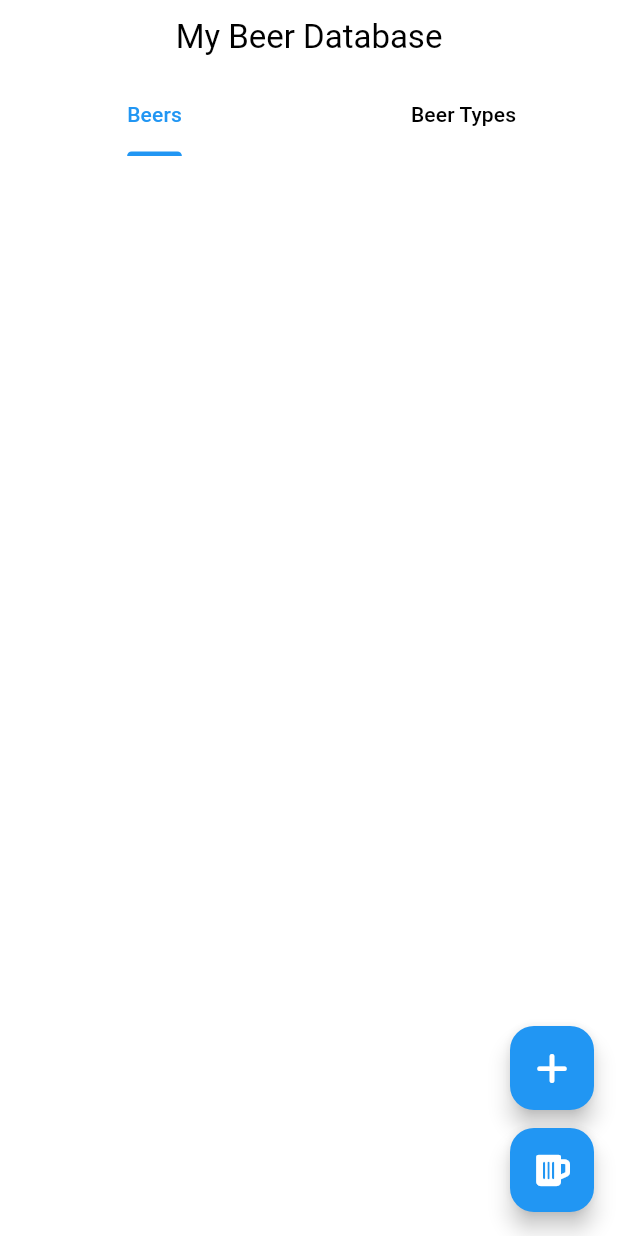
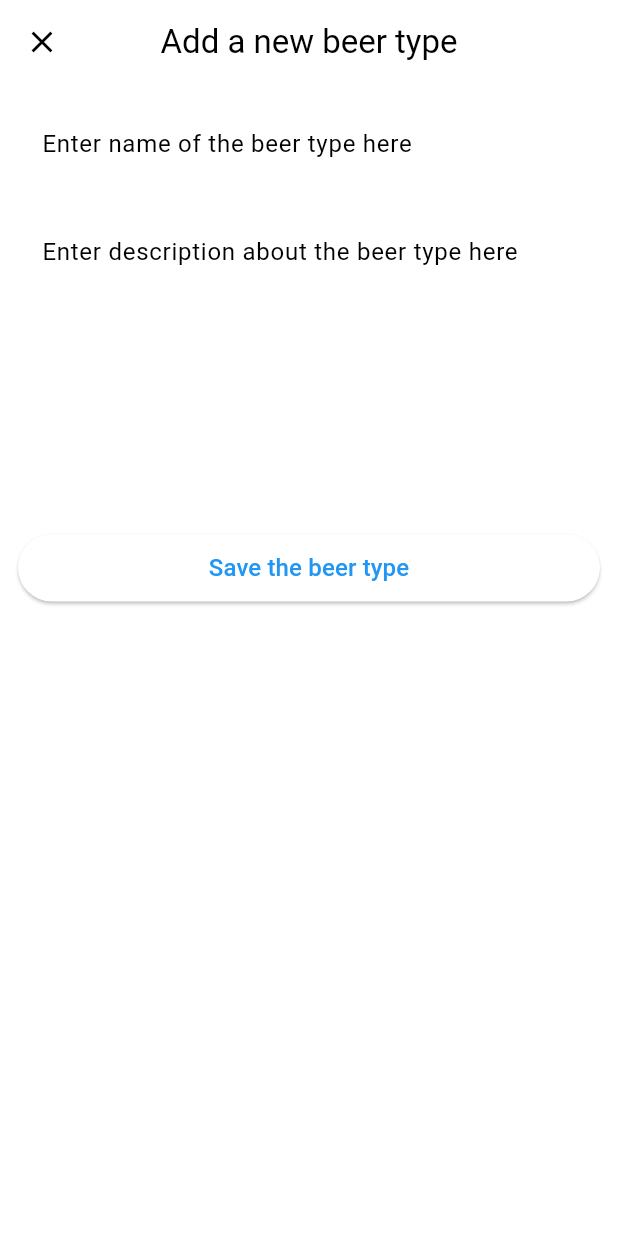
Before and after one commit to up1/workshop-flutter-app, a Flutter app: the screen it shows after launch, after a tap on an icon or button, on a phone screen of 412 x 824 dp. Run offline on Flutter 3.47's test engine with Material 3 defaults, Android fonts, the phone set to English and light mode, and no system bars; our stand-ins replace cached_network_image, font_awesome_flutter, shared_preferences, sqflite; accounts and stored records are empty.

Commit message:
Create type of beer

```diff
--- a/mybeer/lib/data/database_data.dart
+++ b/mybeer/lib/data/database_data.dart
@@ -64,7 +64,7 @@ class DatabaseService {
     );
   }
 
-  Future<void> insertDog(Beer beer) async {
+  Future<void> insertBeer(Beer beer) async {
     final db = await _databaseService.database;
     await db.insert(
       'beers',
--- /dev/null
+++ b/mybeer/lib/screen/beer_type_form_screen.dart
@@ -0,0 +1,72 @@
+import 'package:flutter/material.dart';
+import 'package:mybeer/data/database_data.dart';
+import 'package:mybeer/model/beer_type.dart';
+
+class BeerTypeFormScreen extends StatefulWidget {
+  const BeerTypeFormScreen({Key? key}) : super(key: key);
+
+  @override
+  BeerTypeFormScreenState createState() => BeerTypeFormScreenState();
+}
+
+class BeerTypeFormScreenState extends State<BeerTypeFormScreen> {
+  final TextEditingController _nameController = TextEditingController();
+  final TextEditingController _descController = TextEditingController();
+
+  final DatabaseService _databaseService = DatabaseService();
+
+  Future<void> onSave() async {
+    final name = _nameController.text;
+    final description = _descController.text;
+
+    await _databaseService.insertBeerType(
+      BeerType(name: name, description: description),
+    );
+
+    if (mounted) {
+      Navigator.of(context).pop();
+    }
+  }
+
+  @override
+  Widget build(BuildContext context) {
+    return Scaffold(
+      appBar: AppBar(title: Text('Add a new beer type'), centerTitle: true),
+      body: Padding(
+        padding: const EdgeInsets.all(12.0),
+        child: Column(
+          crossAxisAlignment: CrossAxisAlignment.stretch,
+          children: [
+            TextField(
+              controller: _nameController,
+              decoration: InputDecoration(
+                border: OutlineInputBorder(),
+                hintText: 'Enter name of the beer type here',
+              ),
+            ),
+            SizedBox(height: 16.0),
+            TextField(
+              controller: _descController,
+              maxLines: 7,
+              decoration: InputDecoration(
+                border: OutlineInputBorder(),
+                hintText: 'Enter description about the beer type here',
+              ),
+            ),
+            SizedBox(height: 16.0),
+            SizedBox(
+              height: 45.0,
+              child: ElevatedButton(
+                onPressed: onSave,
+                child: Text(
+                  'Save the beer type',
+                  style: TextStyle(fontSize: 16.0),
+                ),
+              ),
+            ),
+          ],
+        ),
+      ),
+    );
+  }
+}
--- a/mybeer/lib/screen/home_screen.dart
+++ b/mybeer/lib/screen/home_screen.dart
@@ -3,6 +3,7 @@ import 'package:font_awesome_flutter/font_awesome_flutter.dart';
 import 'package:mybeer/data/database_data.dart';
 import 'package:mybeer/model/beer.dart';
 import 'package:mybeer/model/beer_type.dart';
+import 'package:mybeer/screen/beer_type_form_screen.dart';
 import 'package:mybeer/widget/beer_builder_widget.dart';
 import 'package:mybeer/widget/beer_type_builder_widget.dart';
 
@@ -78,14 +79,14 @@ class HomeScreenState extends State<HomeScreen> {
           children: [
             FloatingActionButton(
               onPressed: () {
-                // Navigator.of(context)
-                //     .push(
-                //       MaterialPageRoute(
-                //         builder: (_) => BeerTypeFormPage(),
-                //         fullscreenDialog: true,
-                //       ),
-                //     )
-                //     .then((_) => setState(() {}));
+                Navigator.of(context)
+                    .push(
+                      MaterialPageRoute(
+                        builder: (_) => BeerTypeFormScreen(),
+                        fullscreenDialog: true,
+                      ),
+                    )
+                    .then((_) => setState(() {}));
               },
               heroTag: 'addBeerType',
               child: FaIcon(FontAwesomeIcons.plus),
```
